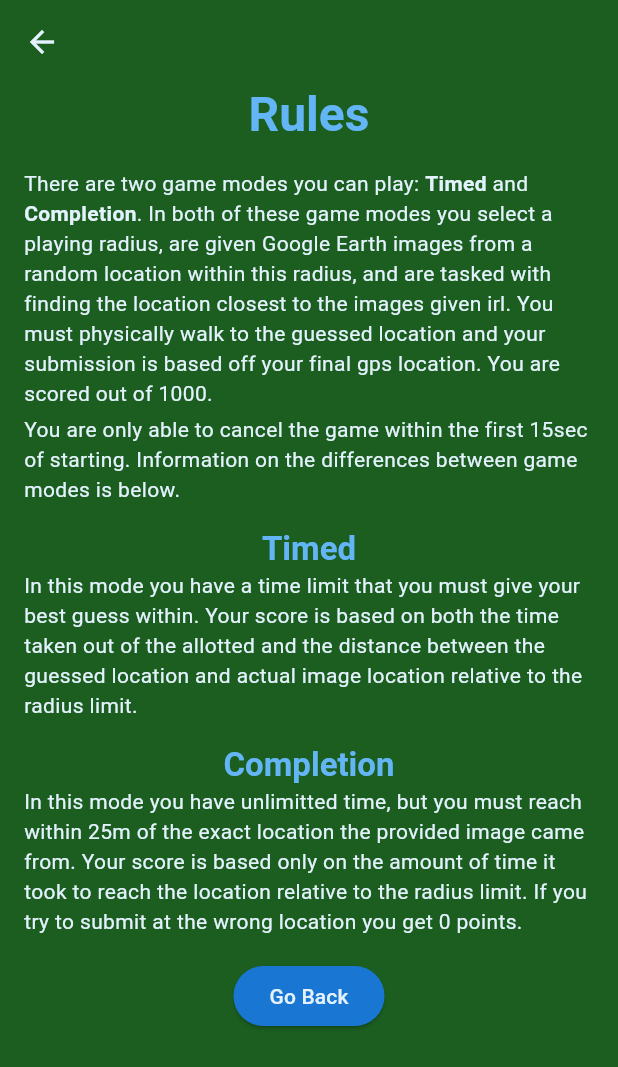
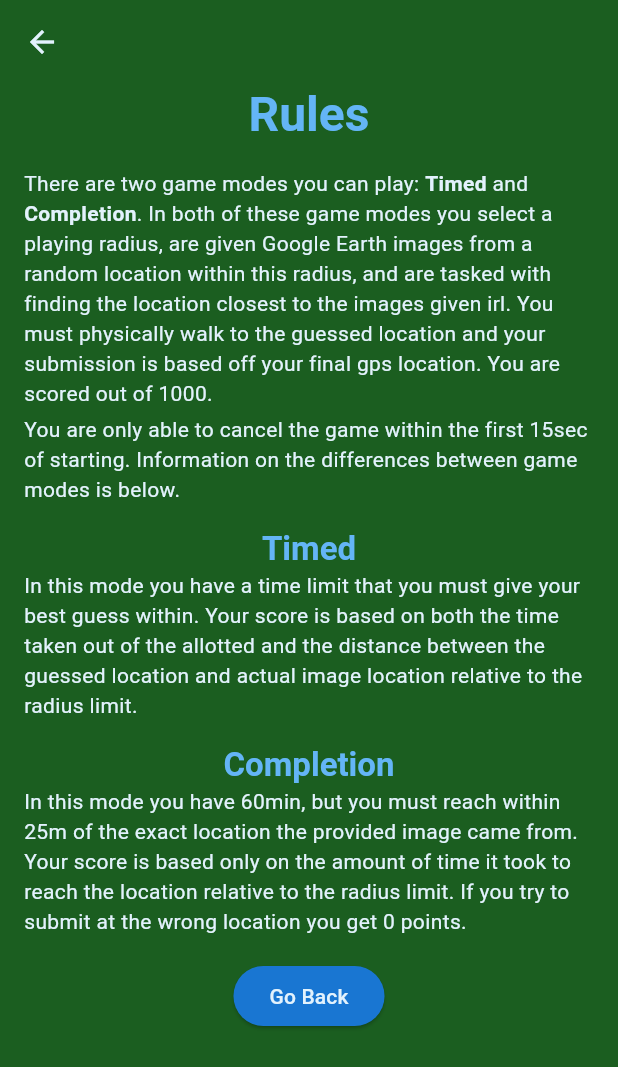
Before and after one commit to superj6/geoguess_irl, a Flutter app: the RulesScreen screen opened directly, on a phone screen of 412 x 824 dp. Shown: the top 1067 px of the screen. Run offline on Flutter 3.47's test engine with Material 3 defaults, Android fonts, the phone set to English and light mode, and no system bars; our stand-ins replace carousel_slider, fl_chart, flutter_secure_storage, geolocator, google_maps_flutter; missing offline and left inert: flutter_timer_countdown; accounts and stored records are empty.

Commit message:
update game bound limits

```diff
--- a/lib/screens/rules.dart
+++ b/lib/screens/rules.dart
@@ -70,7 +70,7 @@ class RulesScreen extends StatelessWidget{
                   style: Theme.of(context).textTheme.titleLarge,
                 ),
                 Text(
-                  'In this mode you have unlimitted time, but you must reach within 25m of the exact location the provided image came from. Your score is based only on the amount of time it took to reach the location relative to the radius limit. If you try to submit at the wrong location you get 0 points.'
+                  'In this mode you have 60min, but you must reach within 25m of the exact location the provided image came from. Your score is based only on the amount of time it took to reach the location relative to the radius limit. If you try to submit at the wrong location you get 0 points.'
                 ),
               ],
             ),
--- a/lib/tabs/play_completion.dart
+++ b/lib/tabs/play_completion.dart
@@ -89,8 +89,11 @@ class PlayCompletionTab extends StatelessWidget{
 		    }
 		    int radiusLimit = int.parse(radiusLimitController.text);
 		    if(radiusLimit < 75){
-		      return 'Radius limit must be at least 50';
+		      return 'Radius limit must be at least 75m';
 		    }
+                    if(radiusLimit > 4000){
+                      return 'Radius limit must be at most 4000m';
+                    }
 		    return null;
 		  },
 		),
--- a/lib/tabs/play_timed.dart
+++ b/lib/tabs/play_timed.dart
@@ -119,6 +119,9 @@ class PlayTimedTab extends StatelessWidget{
 		    if(radiusLimit < 75){
 		      return 'Radius limit must be at least 75m';
 		    }
+                    if(radiusLimit > 4000){
+                      return 'Radius limit must be at most 4000m';
+                    }
 		    return null;
 		  },
 		),
```
